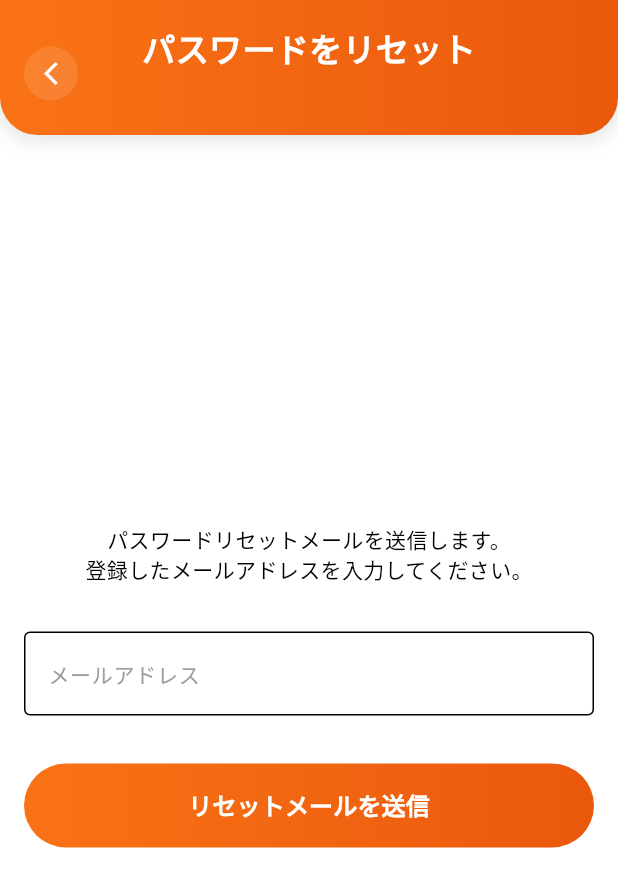
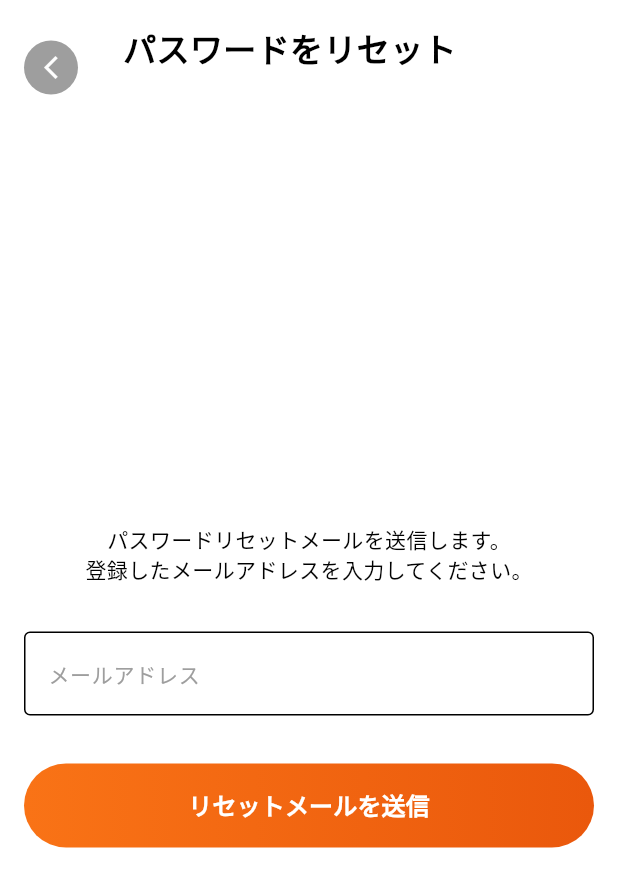
Before and after one commit to yukimiyake0607/task_flow, a Flutter app: the ForgotPasswordPage screen opened by its route, on a phone screen of 412 x 824 dp. Shown: the top 887 px of the screen. Run offline on Flutter 3.47's test engine with Material 3 defaults, Android fonts, the phone set to English and light mode, and no system bars; our stand-ins replace cloud_firestore, firebase_auth, firebase_core, flutter_riverpod, freezed_annotation, go_router and 1 more; accounts and stored records are empty.

Commit message:
update: CustomAppBarのUIを改善
- 以前のデザインはチープであった

```diff
--- a/lib/presentation/core/appbar/custom_appbar.dart
+++ b/lib/presentation/core/appbar/custom_appbar.dart
@@ -1,6 +1,5 @@
 import 'package:flutter/material.dart';
 import 'package:go_router/go_router.dart';
-import 'package:todo_app/presentation/core/theme/todo_card_color.dart';
 
 class CustomAppBar extends StatelessWidget implements PreferredSizeWidget {
   const CustomAppBar({
@@ -17,47 +16,28 @@ class CustomAppBar extends StatelessWidget implements PreferredSizeWidget {
   @override
   Widget build(BuildContext context) {
     return Container(
-      decoration: BoxDecoration(
-        gradient: const LinearGradient(
-          colors: [
-            todoMainColor,
-            todoSubColor,
-          ],
-          begin: Alignment.centerLeft,
-          end: Alignment.centerRight,
-        ),
-        borderRadius: const BorderRadius.only(
+      decoration: const BoxDecoration(
+        borderRadius: BorderRadius.only(
           bottomLeft: Radius.circular(25),
           bottomRight: Radius.circular(25),
         ),
-        boxShadow: [
-          BoxShadow(
-            color: Colors.black.withAlpha(26),
-            spreadRadius: 1,
-            blurRadius: 10,
-            offset: const Offset(0, 3),
-          ),
-        ],
       ),
       child: SafeArea(
         child: Padding(
           padding: const EdgeInsets.all(16.0),
-          child: Stack(
+          child: Row(
             children: [
               // 前画面に戻るボタン
               if (isShowPopButton)
-                Positioned(
-                  left: 0,
-                  top: 15,
-                  child: InkWell(
+                InkWell(
                   onTap: () {
                     context.pop();
                   },
                   child: Container(
                     width: 36,
                     height: 36,
-                      decoration: BoxDecoration(
-                        color: Colors.white.withAlpha(30),
+                    decoration: const BoxDecoration(
+                      color: Colors.grey,
                       shape: BoxShape.circle,
                     ),
                     child: const Icon(
@@ -67,16 +47,16 @@ class CustomAppBar extends StatelessWidget implements PreferredSizeWidget {
                     ),
                   ),
                 ),
-                ),
+              const SizedBox(width: 30),
               // タイトルとサブタイトル
-              Center(
-                child: Column(
+              Column(
+                crossAxisAlignment: CrossAxisAlignment.start,
                 children: [
                   Text(
                     title,
                     style: const TextStyle(
                       fontSize: 22,
-                        color: Colors.white,
+                      color: Colors.black,
                       fontWeight: FontWeight.bold,
                     ),
                   ),
@@ -85,14 +65,13 @@ class CustomAppBar extends StatelessWidget implements PreferredSizeWidget {
                       padding: const EdgeInsets.only(top: 4),
                       child: Text(
                         subTitle!,
-                          style: TextStyle(
-                            color: Colors.white.withAlpha(200),
+                        style: const TextStyle(
+                          color: Colors.black,
                           fontSize: 14,
                         ),
                       ),
                     ),
                 ],
-                ),
               ),
             ],
           ),
```
Lines whose indentation alone changed are shown as unchanged.
